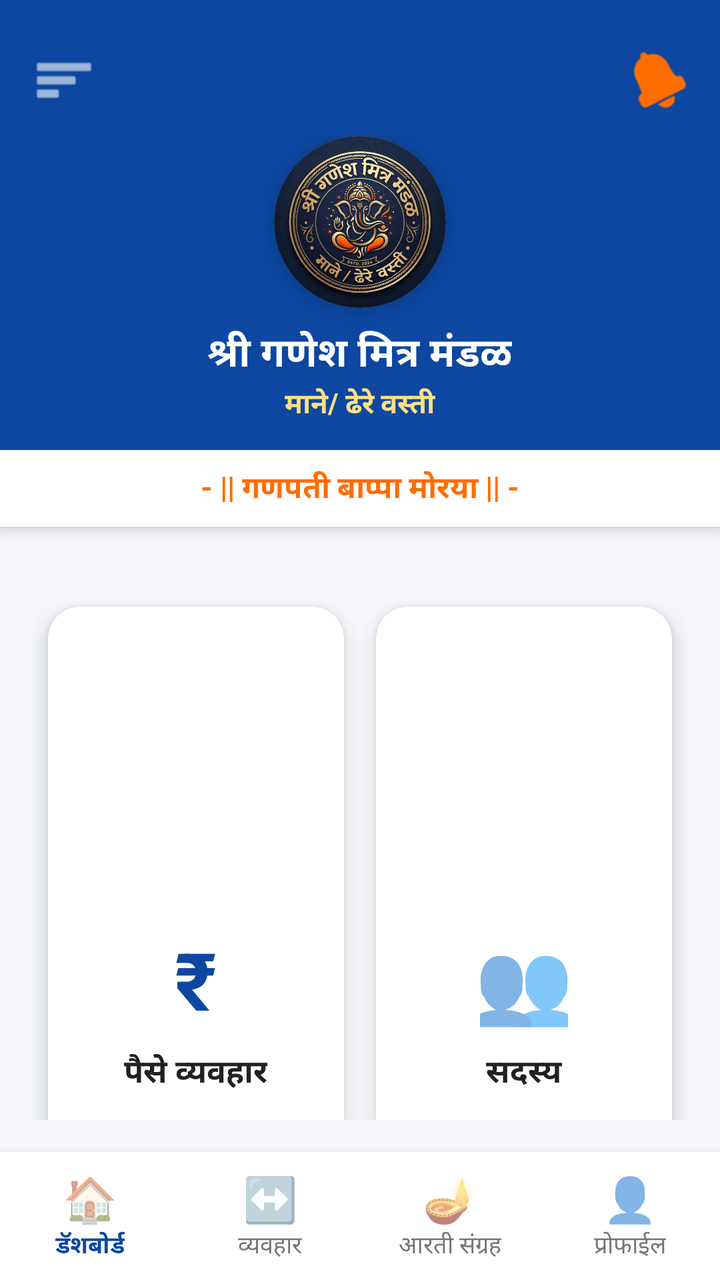
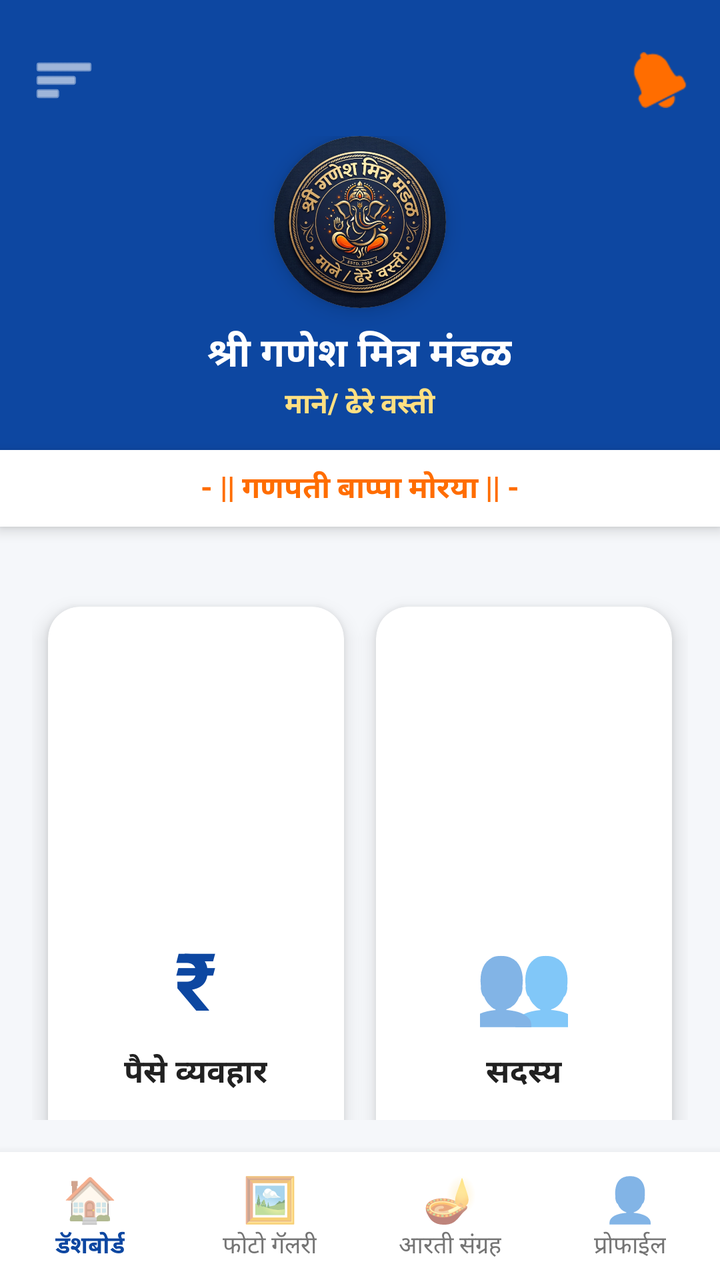

Two renders of the same Android screen: before a commit and after it. Below are the layout's source before the change and the commit's diff.
<!-- AndroidManifest.xml: application theme Theme.GaneshMitraMandal -->
<!-- res/layout/activity_main.xml -->
<?xml version="1.0" encoding="utf-8"?>
<androidx.drawerlayout.widget.DrawerLayout
    xmlns:android="http://schemas.android.com/apk/res/android"
    xmlns:app="http://schemas.android.com/apk/res-auto"
    android:id="@+id/drawerLayout"
    android:layout_width="match_parent"
    android:layout_height="match_parent"
    android:background="@color/bg_light">

    
    <RelativeLayout
        android:layout_width="match_parent"
        android:layout_height="match_parent">

        
        <LinearLayout
            android:id="@+id/headerBanner"
            android:layout_width="match_parent"
            android:layout_height="wrap_content"
            android:background="@color/primary_blue"
            android:orientation="vertical"
            android:padding="16dp">

            
            <RelativeLayout
                android:layout_width="match_parent"
                android:layout_height="wrap_content"
                android:layout_marginTop="8dp">

                <ImageView
                    android:id="@+id/btnMenu"
                    android:layout_width="32dp"
                    android:layout_height="32dp"
                    android:layout_alignParentStart="true"
                    android:layout_centerVertical="true"
                    android:contentDescription="Menu"
                    android:src="@android:drawable/ic_menu_sort_by_size"
                    app:tint="@color/white" />

                <ImageView
                    android:id="@+id/btnNotification"
                    android:layout_width="28dp"
                    android:layout_height="28dp"
                    android:layout_alignParentEnd="true"
                    android:layout_centerVertical="true"
                    android:src="@android:drawable/ic_popup_reminder"
                    app:tint="@color/accent_orange" />
            </RelativeLayout>

            
            <LinearLayout
                android:layout_width="match_parent"
                android:layout_height="wrap_content"
                android:layout_marginTop="12dp"
                android:layout_marginBottom="12dp"
                android:gravity="center"
                android:orientation="vertical">

                <androidx.cardview.widget.CardView
                    android:layout_width="86dp"
                    android:layout_height="86dp"
                    app:cardBackgroundColor="@color/white"
                    app:cardCornerRadius="43dp"
                    app:cardElevation="6dp">

                    <ImageView
                        android:layout_width="match_parent"
                        android:layout_height="match_parent"
                        android:scaleType="centerCrop"
                        android:src="@drawable/app_logo" />
                </androidx.cardview.widget.CardView>

                <TextView
                    android:layout_width="wrap_content"
                    android:layout_height="wrap_content"
                    android:layout_marginTop="8dp"
                    android:text="@string/app_name"
                    android:textColor="@color/white"
                    android:textSize="20sp"
                    android:textStyle="bold" />

                <TextView
                    android:layout_width="wrap_content"
                    android:layout_height="wrap_content"
                    android:text="@string/mandal_subtitle"
                    android:textColor="#FFE082"
                    android:textSize="14sp"
                    android:textStyle="bold" />
            </LinearLayout>

        </LinearLayout>

        
        <TextView
            android:id="@+id/tvSlogan"
            android:layout_width="match_parent"
            android:layout_height="wrap_content"
            android:layout_below="@id/headerBanner"
            android:layout_marginTop="-16dp"
            android:background="@color/card_bg"
            android:elevation="4dp"
            android:gravity="center"
            android:padding="8dp"
            android:text="@string/ganapati_slogan"
            android:textColor="@color/accent_orange"
            android:textSize="15sp"
            android:textStyle="bold" />

        
        <GridLayout
            android:layout_width="match_parent"
            android:layout_height="wrap_content"
            android:layout_below="@id/tvSlogan"
            android:layout_above="@id/bottomNav"
            android:layout_marginTop="16dp"
            android:alignmentMode="alignMargins"
            android:columnCount="2"
            android:padding="16dp"
            android:rowCount="2">

            
            <androidx.cardview.widget.CardView
                android:id="@+id/cardTransactions"
                android:layout_width="0dp"
                android:layout_height="140dp"
                android:layout_rowWeight="1"
                android:layout_columnWeight="1"
                android:layout_margin="8dp"
                android:clickable="true"
                android:focusable="true"
                android:foreground="?android:attr/selectableItemBackground"
                app:cardBackgroundColor="@color/card_bg"
                app:cardCornerRadius="16dp"
                app:cardElevation="6dp">

                <LinearLayout
                    android:layout_width="match_parent"
                    android:layout_height="match_parent"
                    android:gravity="center"
                    android:orientation="vertical">

                    <TextView
                        android:layout_width="wrap_content"
                        android:layout_height="wrap_content"
                        android:text="₹"
                        android:textColor="@color/primary_blue"
                        android:textSize="40sp"
                        android:textStyle="bold" />

                    <TextView
                        android:layout_width="wrap_content"
                        android:layout_height="wrap_content"
                        android:layout_marginTop="8dp"
                        android:text="@string/grid_paise_vyavahar"
                        android:textColor="@color/text_primary"
                        android:textSize="16sp"
                        android:textStyle="bold" />
                </LinearLayout>
            </androidx.cardview.widget.CardView>

            
            <androidx.cardview.widget.CardView
                android:id="@+id/cardMembers"
                android:layout_width="0dp"
                android:layout_height="140dp"
                android:layout_rowWeight="1"
                android:layout_columnWeight="1"
                android:layout_margin="8dp"
                android:clickable="true"
                android:focusable="true"
                android:foreground="?android:attr/selectableItemBackground"
                app:cardBackgroundColor="@color/card_bg"
                app:cardCornerRadius="16dp"
                app:cardElevation="6dp">

                <LinearLayout
                    android:layout_width="match_parent"
                    android:layout_height="match_parent"
                    android:gravity="center"
                    android:orientation="vertical">

                    <TextView
                        android:layout_width="wrap_content"
                        android:layout_height="wrap_content"
                        android:text="👥"
                        android:textSize="40sp" />

                    <TextView
                        android:layout_width="wrap_content"
                        android:layout_height="wrap_content"
                        android:layout_marginTop="8dp"
                        android:text="@string/grid_sadasya"
                        android:textColor="@color/text_primary"
                        android:textSize="16sp"
                        android:textStyle="bold" />
                </LinearLayout>
            </androidx.cardview.widget.CardView>

            
            <androidx.cardview.widget.CardView
                android:id="@+id/cardEvents"
                android:layout_width="0dp"
                android:layout_height="140dp"
                android:layout_rowWeight="1"
                android:layout_columnWeight="1"
                android:layout_margin="8dp"
                android:clickable="true"
                android:focusable="true"
                android:foreground="?android:attr/selectableItemBackground"
                app:cardBackgroundColor="@color/card_bg"
                app:cardCornerRadius="16dp"
                app:cardElevation="6dp">

                <LinearLayout
                    android:layout_width="match_parent"
                    android:layout_height="match_parent"
                    android:gravity="center"
                    android:orientation="vertical">

                    <TextView
                        android:layout_width="wrap_content"
                        android:layout_height="wrap_content"
                        android:text="📅"
                        android:textSize="40sp" />

                    <TextView
                        android:layout_width="wrap_content"
                        android:layout_height="wrap_content"
                        android:layout_marginTop="8dp"
                        android:text="@string/grid_karyakram"
                        android:textColor="@color/text_primary"
                        android:textSize="16sp"
                        android:textStyle="bold" />
                </LinearLayout>
            </androidx.cardview.widget.CardView>

            
            <androidx.cardview.widget.CardView
                android:id="@+id/cardDonations"
                android:layout_width="0dp"
                android:layout_height="140dp"
                android:layout_rowWeight="1"
                android:layout_columnWeight="1"
                android:layout_margin="8dp"
                android:clickable="true"
                android:focusable="true"
                android:foreground="?android:attr/selectableItemBackground"
                app:cardBackgroundColor="@color/card_bg"
                app:cardCornerRadius="16dp"
                app:cardElevation="6dp">

                <LinearLayout
                    android:layout_width="match_parent"
                    android:layout_height="match_parent"
                    android:gravity="center"
                    android:orientation="vertical">

                    <TextView
                        android:layout_width="wrap_content"
                        android:layout_height="wrap_content"
                        android:text="🙏"
                        android:textSize="40sp" />

                    <TextView
                        android:layout_width="wrap_content"
                        android:layout_height="wrap_content"
                        android:layout_marginTop="8dp"
                        android:text="@string/grid_denagi"
                        android:textColor="@color/text_primary"
                        android:textSize="16sp"
                        android:textStyle="bold" />
                </LinearLayout>
            </androidx.cardview.widget.CardView>

        </GridLayout>

        
        <LinearLayout
            android:id="@+id/bottomNav"
            android:layout_width="match_parent"
            android:layout_height="64dp"
            android:layout_alignParentBottom="true"
            android:background="@color/card_bg"
            android:elevation="8dp"
            android:gravity="center"
            android:orientation="horizontal">

            <LinearLayout
                android:layout_width="0dp"
                android:layout_height="match_parent"
                android:layout_weight="1"
                android:gravity="center"
                android:orientation="vertical">

                <TextView
                    android:layout_width="wrap_content"
                    android:layout_height="wrap_content"
                    android:text="🏠"
                    android:textSize="22sp" />

                <TextView
                    android:layout_width="wrap_content"
                    android:layout_height="wrap_content"
                    android:text="@string/nav_dashboard"
                    android:textColor="@color/primary_blue"
                    android:textSize="12sp"
                    android:textStyle="bold" />
            </LinearLayout>

            <LinearLayout
                android:id="@+id/navVyavahar"
                android:layout_width="0dp"
                android:layout_height="match_parent"
                android:layout_weight="1"
                android:gravity="center"
                android:orientation="vertical">

                <TextView
                    android:layout_width="wrap_content"
                    android:layout_height="wrap_content"
                    android:text="↔️"
                    android:textSize="22sp" />

                <TextView
                    android:layout_width="wrap_content"
                    android:layout_height="wrap_content"
                    android:text="@string/nav_vyavahar"
                    android:textColor="@color/text_secondary"
                    android:textSize="12sp" />
            </LinearLayout>

            <LinearLayout
                android:id="@+id/navAarti"
                android:layout_width="0dp"
                android:layout_height="match_parent"
                android:layout_weight="1"
                android:gravity="center"
                android:orientation="vertical">

                <TextView
                    android:layout_width="wrap_content"
                    android:layout_height="wrap_content"
                    android:text="🪔"
                    android:textSize="22sp" />

                <TextView
                    android:layout_width="wrap_content"
                    android:layout_height="wrap_content"
                    android:text="आरती संग्रह"
                    android:textColor="@color/text_secondary"
                    android:textSize="12sp" />
            </LinearLayout>

            <LinearLayout
                android:id="@+id/navProfile"
                android:layout_width="0dp"
                android:layout_height="match_parent"
                android:layout_weight="1"
                android:gravity="center"
                android:orientation="vertical">

                <TextView
                    android:layout_width="wrap_content"
                    android:layout_height="wrap_content"
                    android:text="👤"
                    android:textSize="22sp" />

                <TextView
                    android:layout_width="wrap_content"
                    android:layout_height="wrap_content"
                    android:text="@string/nav_profile"
                    android:textColor="@color/text_secondary"
                    android:textSize="12sp" />
            </LinearLayout>

        </LinearLayout>

    </RelativeLayout>

    
    <LinearLayout
        android:id="@+id/sidebarMenu"
        android:layout_width="280dp"
        android:layout_height="match_parent"
        android:layout_gravity="start"
        android:background="@color/white"
        android:orientation="vertical"
        android:padding="24dp">

        <LinearLayout
            android:layout_width="match_parent"
            android:layout_height="wrap_content"
            android:layout_marginBottom="20dp"
            android:gravity="center_vertical"
            android:orientation="horizontal">

            <androidx.cardview.widget.CardView
                android:layout_width="48dp"
                android:layout_height="48dp"
                android:layout_marginEnd="12dp"
                app:cardBackgroundColor="@color/white"
                app:cardCornerRadius="24dp"
                app:cardElevation="3dp">

                <ImageView
                    android:layout_width="match_parent"
                    android:layout_height="match_parent"
                    android:scaleType="centerCrop"
                    android:src="@drawable/app_logo" />
            </androidx.cardview.widget.CardView>

            <TextView
                android:id="@+id/tvRoleTitle"
                android:layout_width="wrap_content"
                android:layout_height="wrap_content"
                android:text="व्यवस्थापक (Admin)"
                android:textColor="@color/primary_blue"
                android:textSize="18sp"
                android:textStyle="bold" />
        </LinearLayout>

        <TextView
            android:id="@+id/menuAddMember"
            android:layout_width="match_parent"
            android:layout_height="wrap_content"
            android:layout_marginBottom="20dp"
            android:text="➕  सदस्य ॲड करा"
            android:textColor="@color/text_primary"
            android:textSize="16sp" />

        <TextView
            android:id="@+id/menuAddEvent"
            android:layout_width="match_parent"
            android:layout_height="wrap_content"
            android:layout_marginBottom="20dp"
            android:text="➕  कार्यक्रम ॲड करा"
            android:textColor="@color/text_primary"
            android:textSize="16sp" />

        <TextView
            android:id="@+id/menuAddDonationRate"
            android:layout_width="match_parent"
            android:layout_height="wrap_content"
            android:layout_marginBottom="20dp"
            android:text="➕  देणगी दर व रक्कम"
            android:textColor="@color/text_primary"
            android:textSize="16sp" />

        <TextView
            android:id="@+id/menuUploadPhoto"
            android:layout_width="match_parent"
            android:layout_height="wrap_content"
            android:layout_marginBottom="32dp"
            android:text="🖼️  फोटो अपलोड करा"
            android:textColor="@color/text_primary"
            android:textSize="16sp" />

        <View
            android:layout_width="match_parent"
            android:layout_height="1dp"
            android:layout_marginBottom="24dp"
            android:background="@color/divider_color" />

        <TextView
            android:id="@+id/menuLogout"
            android:layout_width="match_parent"
            android:layout_height="wrap_content"
            android:text="🚪  लॉगआऊट करा"
            android:textColor="@color/kharch_red"
            android:textSize="16sp"
            android:textStyle="bold" />

    </LinearLayout>

</androidx.drawerlayout.widget.DrawerLayout>
<!-- resources referenced by this layout -->
<resources>
  <color name="accent_orange">#FF6D00</color>
  <color name="bg_light">#F5F7FA</color>
  <color name="card_bg">#FFFFFF</color>
  <color name="divider_color">#E0E0E0</color>
  <color name="kharch_red">#C62828</color>
  <color name="primary_blue">#0D47A1</color>
  <color name="text_primary">#212121</color>
  <color name="text_secondary">#757575</color>
  <color name="white">#FFFFFF</color>
  <!-- drawable app_logo: png bitmap (drawable, 241755 bytes) -->
  <string name="app_name">श्री गणेश मित्र मंडळ</string>
  <string name="ganapati_slogan">- || गणपती बाप्पा मोरया || -</string>
  <string name="grid_denagi">देणगी</string>
  <string name="grid_karyakram">कार्यक्रम</string>
  <string name="grid_paise_vyavahar">पैसे व्यवहार</string>
  <string name="grid_sadasya">सदस्य</string>
  <string name="mandal_subtitle">माने/ ढेरे वस्ती</string>
  <string name="nav_dashboard">डॅशबोर्ड</string>
  <string name="nav_profile">प्रोफाईल</string>
  <string name="nav_vyavahar">व्यवहार</string>
  <style name="Theme.GaneshMitraMandal" parent="Theme.MaterialComponents.Light.NoActionBar">
          <item name="colorPrimary">@color/primary_blue</item>
          <item name="colorPrimaryDark">@color/primary_blue_dark</item>
          <item name="colorAccent">@color/accent_orange</item>
          <item name="android:windowBackground">@color/bg_light</item>
          <item name="android:statusBarColor">@color/primary_blue_dark</item>
      </style>
  <color name="primary_blue_dark">#082F6B</color>
</resources>

<!-- the commit's change to res/layout/activity_main.xml (unified diff, before → after) -->
@@ -308,7 +308,7 @@
             </LinearLayout>
 
             <LinearLayout
-                android:id="@+id/navVyavahar"
+                android:id="@+id/navGallery"
                 android:layout_width="0dp"
                 android:layout_height="match_parent"
                 android:layout_weight="1"
@@ -318,13 +318,13 @@
                 <TextView
                     android:layout_width="wrap_content"
                     android:layout_height="wrap_content"
-                    android:text="↔️"
+                    android:text="🖼️"
                     android:textSize="22sp" />
 
                 <TextView
                     android:layout_width="wrap_content"
                     android:layout_height="wrap_content"
-                    android:text="@string/nav_vyavahar"
+                    android:text="फोटो गॅलरी"
                     android:textColor="@color/text_secondary"
                     android:textSize="12sp" />
             </LinearLayout>
<!-- resource entries referenced after the edit -->
@@ -19,7 +19,6 @@
   <string name="mandal_subtitle">माने/ ढेरे वस्ती</string>
   <string name="nav_dashboard">डॅशबोर्ड</string>
   <string name="nav_profile">प्रोफाईल</string>
-  <string name="nav_vyavahar">व्यवहार</string>
   <style name="Theme.GaneshMitraMandal" parent="Theme.MaterialComponents.Light.NoActionBar">
           <item name="colorPrimary">@color/primary_blue</item>
           <item name="colorPrimaryDark">@color/primary_blue_dark</item>
